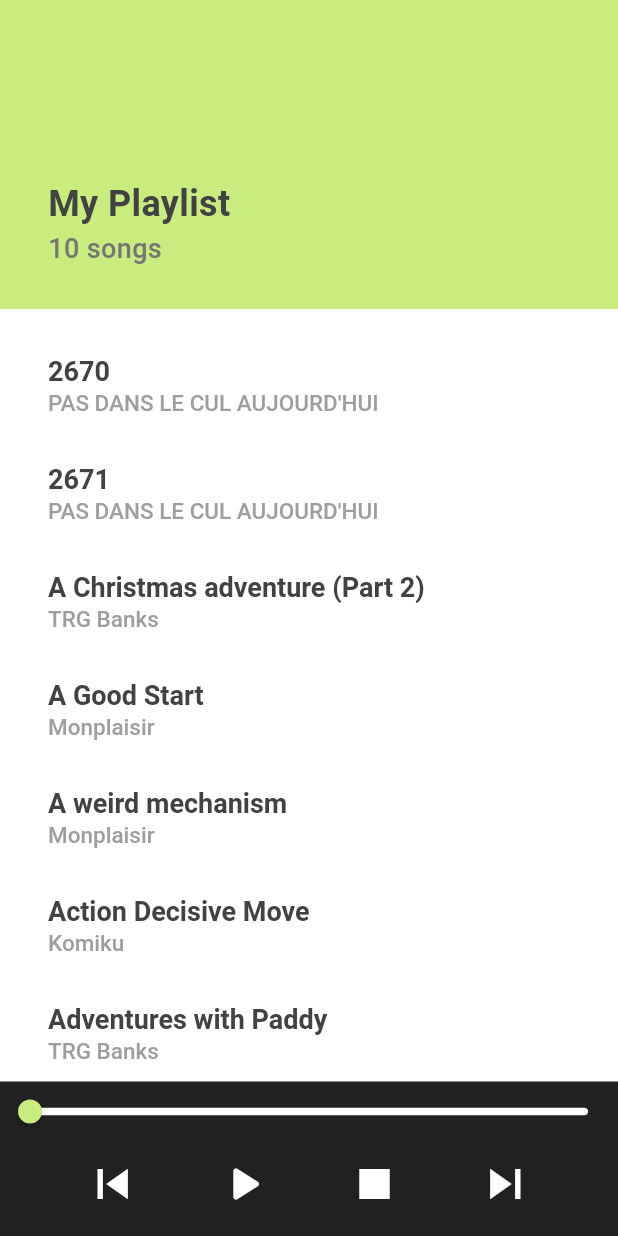
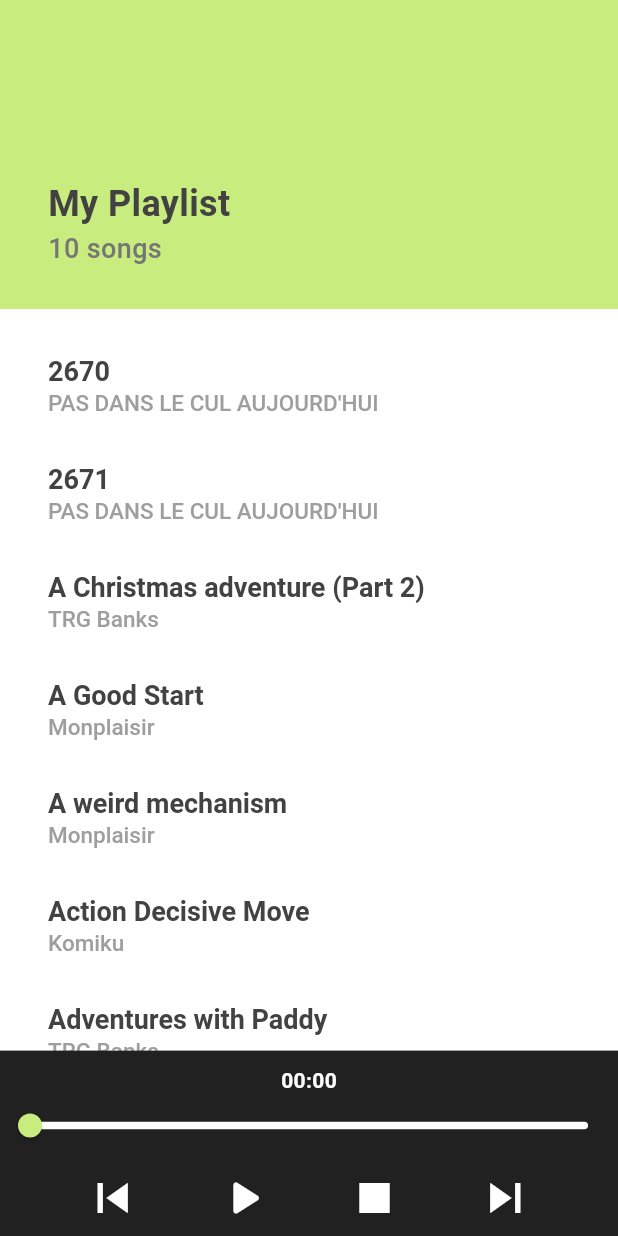
Before and after one commit to hsser/audio_player_test, a Flutter app: the screen it shows after launch, after a tap on the "skip next" icon, on a phone screen of 412 x 824 dp. Run offline on Flutter 3.47's test engine with Material 3 defaults, Android fonts, the phone set to English and light mode, and no system bars; our stand-ins replace just_audio, just_audio_background.

Commit message:
Use just_audio and just_audio_background

```diff
--- a/lib/model/song.dart
+++ /dev/null
@@ -1,11 +0,0 @@
-class Song {
-  final String title;
-  final String artist;
-  final String url;
-
-  Song({
-    required this.title,
-    required this.artist,
-    required this.url,
-  });
-}
--- a/lib/model/song_repository.dart
+++ /dev/null
@@ -1,59 +0,0 @@
-import 'song.dart';
-
-class SongRepository {
-  static final List<Song> songs = [
-    Song(
-      title: '2670',
-      artist: "PAS DANS LE CUL AUJOURD'HUI",
-      url:
-          'https://s3.amazonaws.com/citizen-dj-assets.labs.loc.gov/audio/items/loc-fma/fma-164754.mp3',
-    ),
-    Song(
-      title: '2671',
-      artist: "PAS DANS LE CUL AUJOURD'HUI",
-      url:
-          'https://s3.amazonaws.com/citizen-dj-assets.labs.loc.gov/audio/items/loc-fma/fma-164755.mp3',
-    ),
-    Song(
-      title: 'A Christmas adventure (Part 2)',
-      artist: 'TRG Banks',
-      url:
-          'https://s3.amazonaws.com/citizen-dj-assets.labs.loc.gov/audio/items/loc-fma/fma-184032.mp3',
-    ),
-    Song(
-        title: 'A Good Start',
-        artist: 'Monplaisir',
-        url:
-            'https://s3.amazonaws.com/citizen-dj-assets.labs.loc.gov/audio/items/loc-fma/fma-182157.mp3'),
-    Song(
-        title: 'A weird mechanism',
-        artist: 'Monplaisir',
-        url:
-            'https://s3.amazonaws.com/citizen-dj-assets.labs.loc.gov/audio/items/loc-fma/fma-162973.mp3'),
-    Song(
-        title: 'Action Decisive Move',
-        artist: 'Komiku',
-        url:
-            'https://s3.amazonaws.com/citizen-dj-assets.labs.loc.gov/audio/items/loc-fma/fma-155584.mp3'),
-    Song(
-        title: 'Adventures with Paddy',
-        artist: 'TRG Banks',
-        url:
-            'https://s3.amazonaws.com/citizen-dj-assets.labs.loc.gov/audio/items/loc-fma/fma-174838.mp3'),
-    Song(
-        title: 'Aimer les fourmis',
-        artist: 'Monplaisir',
-        url:
-            'https://s3.amazonaws.com/citizen-dj-assets.labs.loc.gov/audio/items/loc-fma/fma-140809.mp3'),
-    Song(
-        title: 'Allegro Can Bro (Beethoven Symphony No.5)',
-        artist: 'Mons J',
-        url:
-            'https://s3.amazonaws.com/citizen-dj-assets.labs.loc.gov/audio/items/loc-fma/fma-116584.mp3'),
-    Song(
-        title: 'Ambiant Point Of No Return',
-        artist: 'Komiku',
-        url:
-            'https://s3.amazonaws.com/citizen-dj-assets.labs.loc.gov/audio/items/loc-fma/fma-155586.mp3'),
-  ];
-}
--- a/lib/my_audio_player.dart
+++ b/lib/my_audio_player.dart
@@ -1,7 +1,6 @@
-import 'package:audioplayers/audioplayers.dart';
 import 'package:flutter/material.dart';
-import 'package:audio_player/model/song.dart';
-import '../model/song_repository.dart';
+import 'package:just_audio/just_audio.dart';
+import 'playlist.dart';
 
 class MyAudioPlayer extends StatefulWidget {
   const MyAudioPlayer({super.key});
@@ -11,91 +10,80 @@ class MyAudioPlayer extends StatefulWidget {
 }
 
 class _MyPlayerState extends State<MyAudioPlayer> {
-  AudioPlayer audioPlayer = AudioPlayer();
-  PlayerState playerState = PlayerState.paused;
-  Duration currentPosition = const Duration();
-  Duration currentDuration = const Duration();
-  Song? currentSong;
-  int? currentSongIndex;
+  final AudioPlayer _player = AudioPlayer();
+  late UriAudioSource _currentSong;
+  int? _currentSongIndex;
+  //PlayerState _currentState = PlayerState(false, ProcessingState.idle);
+  Duration _currentPosition = Duration.zero;
+  Duration _currentDuration = Duration.zero;
 
   @override
   void initState() {
     super.initState();
+    _currentSong = Playlist.songs.first; // Set the current song
+    _player.setAudioSource(_currentSong); // Set the audio source
 
-    // Listen to the player state changes
-    audioPlayer.onPlayerStateChanged.listen((PlayerState state) {
+    // Listen to player state changes
+    _player.playerStateStream.listen((playerState) {
+      if (playerState.processingState == ProcessingState.completed) {
+        setState(() {
+          _currentPosition = Duration.zero;
+        });
+      }
+    });
+
+    // Listen to player position changes
+    _player.positionStream.listen((position) {
       setState(() {
-        playerState = state;
+        _currentPosition = position;
       });
     });
 
-    // Listen to the position changes of the current song, used to update the slider
-    audioPlayer.onPositionChanged.listen((Duration position) {
-      setState(() {
-        currentPosition = position;
-      });
+    // Listen to player duration changes
+    _player.durationStream.listen((duration) {
+      if (duration != null) {
+        setState(() {
+          _currentDuration = duration; // Duration is non-nullable
+        });
+      }
     });
-
-    // Listen to the duration changes of the current song
-    audioPlayer.onDurationChanged.listen((Duration duration) {
-      setState(() {
-        currentDuration = duration;
-      });
-    });
-
-    // Set the first song as the current song
-    currentSong = SongRepository.songs.first;
-    // currentSongIndex = 0;
   }
 
   @override
   void dispose() {
-    print('dispose!');
-    super.dispose(); // Call the super class
-    audioPlayer.stop(); // Stop the audio player
-    audioPlayer.dispose(); // Dispose the audio player
-    audioPlayer.release(); // Release the audio player
+    _player.dispose(); // Dispose the player
+    super.dispose();
   }
 
-  Future<void> playMusic() async {
-    //print('Duration: $currentDuration');
-    currentSongIndex ??= 0; // used to trigger the tile selection color
-    await audioPlayer.play(UrlSource(currentSong!.url));
+  String formatDuration(Duration duration) {
+    final minutes = duration.inMinutes.remainder(60).toString().padLeft(2, '0');
+    final seconds = duration.inSeconds.remainder(60).toString().padLeft(2, '0');
+    return '$minutes:$seconds';
   }
 
-  Future<void> pauseMusic() async {
-    await audioPlayer.pause();
+  void _setSource() async {
+    await _player.setAudioSource(_currentSong);
   }
 
-  Future<void> seekMusic(double value) async {
-    await audioPlayer.seek(Duration(seconds: value.toInt()));
+  void _onPlay() async {
+    _currentSongIndex ??= 0; // Set the current song index if null
+    await _player.play(); // Play the audio
   }
 
-  Future<void> stopMusic() async {
-    await audioPlayer.stop();
-    currentPosition = const Duration();
-  }
-
-  void skipToNext() {
-    if (currentSongIndex! < SongRepository.songs.length - 1) {
-      setState(() {
-        currentSong = SongRepository.songs[currentSongIndex! + 1];
-        currentSongIndex = currentSongIndex! + 1;
-        currentPosition = const Duration();
-      });
-      playMusic();
+  void _onPause() async {
+    if (_player.playing) {
+      await _player.pause();
     }
   }
 
-  void skipToPrevious() {
-    if (currentSongIndex! > 0) {
-      setState(() {
-        currentSong = SongRepository.songs[currentSongIndex! - 1];
-        currentSongIndex = currentSongIndex! - 1;
-        currentPosition = const Duration();
-      });
-      playMusic();
-    }
+  void _onSeek(double value) async {
+    await _player.seek(Duration(seconds: value.toInt()));
+  }
+
+  void _onStop() async {
+    _currentPosition = Duration.zero;
+    await _player.stop(); // stop the audio but current position is not reset
+    _setSource();
   }
 
   @override
@@ -129,7 +117,7 @@ class _MyPlayerState extends State<MyAudioPlayer> {
                 Padding(
                   padding: const EdgeInsets.only(left: 16),
                   child: Text(
-                    '${SongRepository.songs.length} songs',
+                    '${Playlist.songs.length} songs',
                     style: TextStyle(
                       color: Colors.grey.shade600,
                       fontSize: 18,
@@ -143,7 +131,7 @@ class _MyPlayerState extends State<MyAudioPlayer> {
           Expanded(
             child: ListView.builder(
               padding: const EdgeInsets.all(16),
-              itemCount: SongRepository.songs.length,
+              itemCount: Playlist.songs.length,
               itemBuilder: (context, index) {
                 return ListTile(
                   titleTextStyle: TextStyle(
@@ -156,20 +144,21 @@ class _MyPlayerState extends State<MyAudioPlayer> {
                     fontSize: 15,
                     fontWeight: FontWeight.w500,
                   ),
-                  title: Text(SongRepository.songs[index].title),
-                  subtitle: Text(SongRepository.songs[index].artist),
+                  title: Text(Playlist.songs[index].tag.title),
+                  subtitle: Text(Playlist.songs[index].tag.artist),
                   onTap: () {
                     setState(() {
-                      currentSong = SongRepository.songs[index];
-                      currentPosition = const Duration();
-                      currentSongIndex = index;
-                      playMusic();
+                      _currentSong = Playlist.songs[index];
+                      _setSource();
+                      _currentPosition = Duration.zero;
+                      _currentSongIndex = index;
+                      _onPlay();
                     });
                   },
                   shape: RoundedRectangleBorder(
                     borderRadius: BorderRadius.circular(10),
                   ),
-                  selected: currentSongIndex == index,
+                  selected: _currentSongIndex == index,
                   selectedTileColor: const Color.fromARGB(146, 234, 235, 232),
                   selectedColor: Colors.grey.shade900,
                 );
@@ -178,10 +167,21 @@ class _MyPlayerState extends State<MyAudioPlayer> {
           ),
           Container(
             width: double.infinity,
-            height: MediaQuery.of(context).size.height * 0.125,
+            height: MediaQuery.of(context).size.height * 0.15,
             color: Colors.grey.shade900,
             child: Column(
+              crossAxisAlignment: CrossAxisAlignment.center,
               children: [
+                SizedBox(
+                  height: 10,
+                ),
+                Text(
+                  formatDuration(_currentPosition),
+                  style: const TextStyle(
+                    color: Colors.white,
+                    fontWeight: FontWeight.bold,
+                  ),
+                ),
                 SliderTheme(
                   data: SliderThemeData(
                     trackHeight: 5,
@@ -205,16 +205,16 @@ class _MyPlayerState extends State<MyAudioPlayer> {
                     ),
                   ),
                   child: Slider(
-                    value: currentPosition.inSeconds.toDouble(),
+                    value: _currentPosition.inSeconds.toDouble(),
                     min: 0,
-                    max: currentDuration.inSeconds.toDouble(),
-                    label: currentPosition
+                    max: _currentDuration.inSeconds.toDouble(),
+                    label: _currentPosition
                         .toString() // 0:00:00.000000
                         .split('.') // [0:00:00, 000000]
                         .first // 0:00:00
                         .substring(2), // 00:00
                     onChanged: (value) {
-                      seekMusic(value);
+                      _onSeek(value);
                     },
                   ),
                 ),
@@ -230,21 +230,21 @@ class _MyPlayerState extends State<MyAudioPlayer> {
                           size: 40,
                         ),
                         onPressed: () {
-                          skipToPrevious();
+                          //skipToPrevious();
                         },
                       ),
                       IconButton(
                         icon: Icon(
-                            playerState == PlayerState.playing
+                            _player.playing
                                 ? Icons.pause_circle
                                 : Icons.play_arrow_rounded,
                             color: Colors.white,
                             size: 40),
                         onPressed: () {
-                          if (playerState == PlayerState.playing) {
-                            pauseMusic();
+                          if (_player.playing) {
+                            _onPause();
                           } else {
-                            playMusic();
+                            _onPlay();
                           }
                         },
                       ),
@@ -255,7 +255,7 @@ class _MyPlayerState extends State<MyAudioPlayer> {
                           size: 40,
                         ),
                         onPressed: () {
-                          stopMusic();
+                          _onStop();
                         },
                       ),
                       IconButton(
@@ -265,7 +265,7 @@ class _MyPlayerState extends State<MyAudioPlayer> {
                           size: 40,
                         ),
                         onPressed: () {
-                          skipToNext();
+                          //skipToNext();
                         },
                       ),
                     ],
--- /dev/null
+++ b/lib/playlist.dart
@@ -0,0 +1,97 @@
+import 'package:just_audio/just_audio.dart';
+import 'package:just_audio_background/just_audio_background.dart';
+
+class Playlist {
+  static final List<UriAudioSource> songs = [
+    AudioSource.uri(
+      Uri.parse(
+          'https://s3.amazonaws.com/citizen-dj-assets.labs.loc.gov/audio/items/loc-fma/fma-164754.mp3'),
+      tag: MediaItem(
+        id: '0',
+        title: '2670',
+        artist: "PAS DANS LE CUL AUJOURD'HUI",
+      ),
+    ),
+    AudioSource.uri(
+      Uri.parse(
+          'https://s3.amazonaws.com/citizen-dj-assets.labs.loc.gov/audio/items/loc-fma/fma-164755.mp3'),
+      tag: MediaItem(
+        id: '1',
+        title: '2671',
+        artist: "PAS DANS LE CUL AUJOURD'HUI",
+      ),
+    ),
+    AudioSource.uri(
+      Uri.parse(
+          'https://s3.amazonaws.com/citizen-dj-assets.labs.loc.gov/audio/items/loc-fma/fma-184032.mp3'),
+      tag: MediaItem(
+        id: '2',
+        title: 'A Christmas adventure (Part 2)',
+        artist: 'TRG Banks',
+      ),
+    ),
+    AudioSource.uri(
+      Uri.parse(
+          'https://s3.amazonaws.com/citizen-dj-assets.labs.loc.gov/audio/items/loc-fma/fma-182157.mp3'),
+      tag: MediaItem(
+        id: '3',
+        title: 'A Good Start',
+        artist: 'Monplaisir',
+      ),
+    ),
+    AudioSource.uri(
+      Uri.parse(
+          'https://s3.amazonaws.com/citizen-dj-assets.labs.loc.gov/audio/items/loc-fma/fma-162973.mp3'),
+      tag: MediaItem(
+        id: '4',
+        title: 'A weird mechanism',
+        artist: 'Monplaisir',
+      ),
+    ),
+    AudioSource.uri(
+      Uri.parse(
+          'https://s3.amazonaws.com/citizen-dj-assets.labs.loc.gov/audio/items/loc-fma/fma-155584.mp3'),
+      tag: MediaItem(
+        id: '5',
+        title: 'Action Decisive Move',
+        artist: 'Komiku',
+      ),
+    ),
+    AudioSource.uri(
+      Uri.parse(
+          'https://s3.amazonaws.com/citizen-dj-assets.labs.loc.gov/audio/items/loc-fma/fma-174838.mp3'),
+      tag: MediaItem(
+        id: '6',
+        title: 'Adventures with Paddy',
+        artist: 'TRG Banks',
+      ),
+    ),
+    AudioSource.uri(
+      Uri.parse(
+          'https://s3.amazonaws.com/citizen-dj-assets.labs.loc.gov/audio/items/loc-fma/fma-140809.mp3'),
+      tag: MediaItem(
+        id: 'Aimer les fourmis',
+        title: 'Aimer les fourmis',
+        artist: 'Monplaisir',
+      ),
+    ),
+    AudioSource.uri(
+      Uri.parse(
+          'https://s3.amazonaws.com/citizen-dj-assets.labs.loc.gov/audio/items/loc-fma/fma-116584.mp3'),
+      tag: MediaItem(
+        id: '7',
+        title: 'Allegro Can Bro (Beethoven Symphony No.5)',
+        artist: 'Mons J',
+      ),
+    ),
+    AudioSource.uri(
+      Uri.parse(
+          'https://s3.amazonaws.com/citizen-dj-assets.labs.loc.gov/audio/items/loc-fma/fma-155586.mp3'),
+      tag: MediaItem(
+        id: '8',
+        title: 'Ambiant Point Of No Return',
+        artist: 'Komiku',
+      ),
+    ),
+  ];
+}
```
